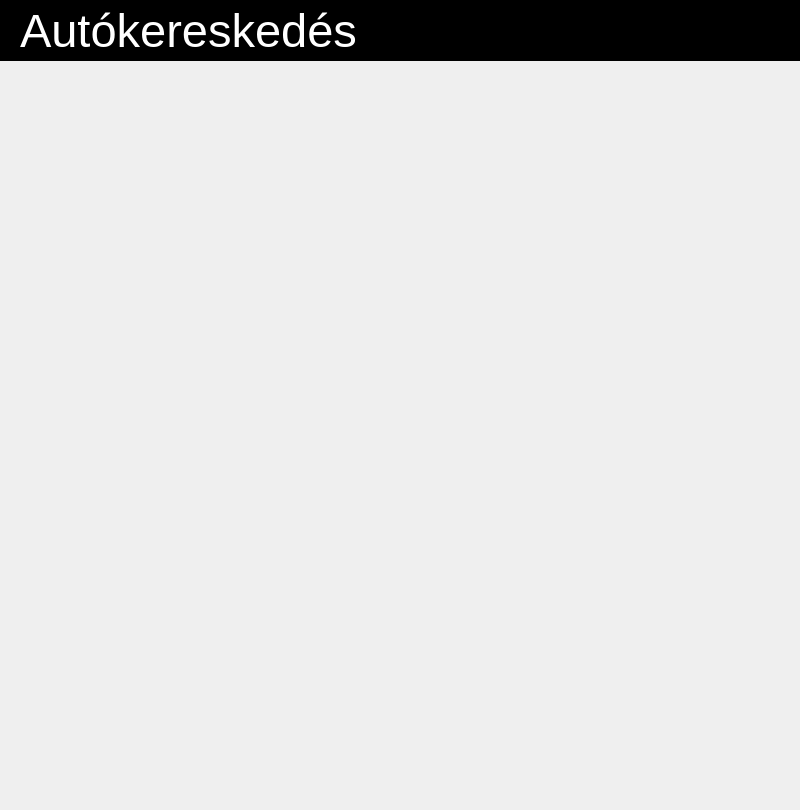
The window that autokereskedes/dialog.ui (adreszka/szoftverfejlesztes_beadando) describes before a commit, drawn with Qt 5.
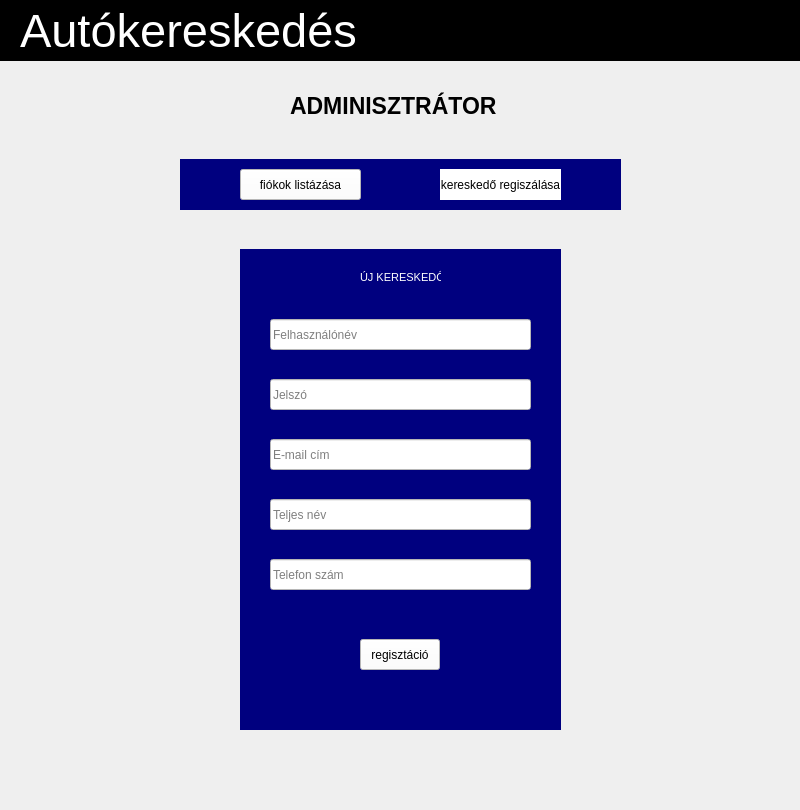
The same window after the commit. The open tabs and pages were chosen to show the change.

Commit message: kereskedő regisztálásának összekötése és listázás elkészítése

The edit to the form file:
```diff
--- a/autokereskedes/dialog.ui
+++ b/autokereskedes/dialog.ui
@@ -4205,6 +4205,343 @@
       </property>
      </widget>
     </widget>
+    <widget class="QStackedWidget" name="stackedWidgetAdmin">
+     <property name="geometry">
+      <rect>
+       <x>100</x>
+       <y>159</y>
+       <width>601</width>
+       <height>611</height>
+      </rect>
+     </property>
+     <property name="currentIndex">
+      <number>1</number>
+     </property>
+     <widget class="QWidget" name="profileListPageAdmin">
+      <widget class="QScrollArea" name="profileListAdmin">
+       <property name="geometry">
+        <rect>
+         <x>30</x>
+         <y>109</y>
+         <width>541</width>
+         <height>481</height>
+        </rect>
+       </property>
+       <property name="widgetResizable">
+        <bool>true</bool>
+       </property>
+       <widget class="QWidget" name="scrollAreaWidgetContents_2">
+        <property name="geometry">
+         <rect>
+          <x>0</x>
+          <y>0</y>
+          <width>539</width>
+          <height>479</height>
+         </rect>
+        </property>
+       </widget>
+      </widget>
+      <widget class="QWidget" name="checkBoxBackgroundAdmin" native="true">
+       <property name="geometry">
+        <rect>
+         <x>179</x>
+         <y>70</y>
+         <width>241</width>
+         <height>40</height>
+        </rect>
+       </property>
+       <property name="styleSheet">
+        <string notr="true">background-color: rgb(0, 0, 127);</string>
+       </property>
+       <widget class="QCheckBox" name="salesmanCheckBoxAdmin">
+        <property name="geometry">
+         <rect>
+          <x>40</x>
+          <y>10</y>
+          <width>72</width>
+          <height>19</height>
+         </rect>
+        </property>
+        <property name="styleSheet">
+         <string notr="true">color: rgb(255, 255, 255);</string>
+        </property>
+        <property name="text">
+         <string>kereskedő</string>
+        </property>
+       </widget>
+       <widget class="QCheckBox" name="buyerCheckBoxAdmin">
+        <property name="geometry">
+         <rect>
+          <x>140</x>
+          <y>10</y>
+          <width>81</width>
+          <height>19</height>
+         </rect>
+        </property>
+        <property name="styleSheet">
+         <string notr="true">color: rgb(255, 255, 255);</string>
+        </property>
+        <property name="text">
+         <string>felhasználó</string>
+        </property>
+       </widget>
+      </widget>
+      <widget class="QWidget" name="buttonBackgroundListAdmin" native="true">
+       <property name="geometry">
+        <rect>
+         <x>80</x>
+         <y>0</y>
+         <width>441</width>
+         <height>51</height>
+        </rect>
+       </property>
+       <property name="styleSheet">
+        <string notr="true">background-color: rgb(0, 0, 127);</string>
+       </property>
+       <widget class="QPushButton" name="salesmanButtonListAdmin">
+        <property name="geometry">
+         <rect>
+          <x>260</x>
+          <y>10</y>
+          <width>121</width>
+          <height>31</height>
+         </rect>
+        </property>
+        <property name="styleSheet">
+         <string notr="true">background-color: rgb(255, 255, 255);
+color: rgb(0, 0, 0);</string>
+        </property>
+        <property name="text">
+         <string>kereskedő regisztálása</string>
+        </property>
+       </widget>
+       <widget class="QLabel" name="listButtonListAdmin">
+        <property name="geometry">
+         <rect>
+          <x>60</x>
+          <y>10</y>
+          <width>121</width>
+          <height>31</height>
+         </rect>
+        </property>
+        <property name="styleSheet">
+         <string notr="true">color: rgb(0, 0, 0);
+background-color: rgb(255, 255, 255);</string>
+        </property>
+        <property name="text">
+         <string>fiókok listázása</string>
+        </property>
+        <property name="alignment">
+         <set>Qt::AlignCenter</set>
+        </property>
+       </widget>
+      </widget>
+     </widget>
+     <widget class="QWidget" name="salesmanPageAdmin">
+      <widget class="QWidget" name="buttonBackgroundSalesmanAdmin" native="true">
+       <property name="geometry">
+        <rect>
+         <x>80</x>
+         <y>0</y>
+         <width>441</width>
+         <height>51</height>
+        </rect>
+       </property>
+       <property name="styleSheet">
+        <string notr="true">background-color: rgb(0, 0, 127);</string>
+       </property>
+       <widget class="QPushButton" name="listButtonSalesmanAdmin">
+        <property name="geometry">
+         <rect>
+          <x>60</x>
+          <y>10</y>
+          <width>121</width>
+          <height>31</height>
+         </rect>
+        </property>
+        <property name="styleSheet">
+         <string notr="true">background-color: rgb(255, 255, 255);
+color: rgb(0, 0, 0);</string>
+        </property>
+        <property name="text">
+         <string>fiókok listázása</string>
+        </property>
+       </widget>
+       <widget class="QLabel" name="salesmanButtonSalesmanAdmin">
+        <property name="geometry">
+         <rect>
+          <x>260</x>
+          <y>10</y>
+          <width>121</width>
+          <height>31</height>
+         </rect>
+        </property>
+        <property name="styleSheet">
+         <string notr="true">color: rgb(0, 0, 0);
+background-color: rgb(255, 255, 255);</string>
+        </property>
+        <property name="text">
+         <string>kereskedő regiszálása</string>
+        </property>
+        <property name="alignment">
+         <set>Qt::AlignCenter</set>
+        </property>
+       </widget>
+      </widget>
+      <widget class="QWidget" name="salesmanBackgroundAdmin" native="true">
+       <property name="geometry">
+        <rect>
+         <x>140</x>
+         <y>90</y>
+         <width>321</width>
+         <height>481</height>
+        </rect>
+       </property>
+       <property name="styleSheet">
+        <string notr="true">background-color: rgb(0, 0, 127);</string>
+       </property>
+       <widget class="QPushButton" name="salesmanRegistrationButtonAdmin">
+        <property name="geometry">
+         <rect>
+          <x>120</x>
+          <y>390</y>
+          <width>80</width>
+          <height>31</height>
+         </rect>
+        </property>
+        <property name="styleSheet">
+         <string notr="true">background-color: rgb(255, 255, 255);
+color: rgb(0, 0, 0);</string>
+        </property>
+        <property name="text">
+         <string>regisztáció</string>
+        </property>
+       </widget>
+       <widget class="QLineEdit" name="emailFieldAdmin">
+        <property name="geometry">
+         <rect>
+          <x>30</x>
+          <y>190</y>
+          <width>261</width>
+          <height>31</height>
+         </rect>
+        </property>
+        <property name="styleSheet">
+         <string notr="true">background-color: rgb(255, 255, 255);</string>
+        </property>
+        <property name="placeholderText">
+         <string>E-mail cím</string>
+        </property>
+       </widget>
+       <widget class="QLabel" name="salesmanLabelAdmin">
+        <property name="geometry">
+         <rect>
+          <x>120</x>
+          <y>20</y>
+          <width>81</width>
+          <height>16</height>
+         </rect>
+        </property>
+        <property name="font">
+         <font>
+          <pointsize>8</pointsize>
+         </font>
+        </property>
+        <property name="styleSheet">
+         <string notr="true">color: rgb(255, 255, 255);</string>
+        </property>
+        <property name="text">
+         <string>ÚJ KERESKEDŐ</string>
+        </property>
+       </widget>
+       <widget class="QLineEdit" name="usernameFieldAdmin">
+        <property name="geometry">
+         <rect>
+          <x>30</x>
+          <y>70</y>
+          <width>261</width>
+          <height>31</height>
+         </rect>
+        </property>
+        <property name="styleSheet">
+         <string notr="true">background-color: rgb(255, 255, 255);</string>
+        </property>
+        <property name="placeholderText">
+         <string>Felhasználónév</string>
+        </property>
+       </widget>
+       <widget class="QLineEdit" name="phoneFieldAdmin">
+        <property name="geometry">
+         <rect>
+          <x>30</x>
+          <y>310</y>
+          <width>261</width>
+          <height>31</height>
+         </rect>
+        </property>
+        <property name="styleSheet">
+         <string notr="true">background-color: rgb(255, 255, 255);</string>
+        </property>
+        <property name="placeholderText">
+         <string>Telefon szám</string>
+        </property>
+       </widget>
+       <widget class="QLineEdit" name="passwordFieldAdmin">
+        <property name="geometry">
+         <rect>
+          <x>30</x>
+          <y>130</y>
+          <width>261</width>
+          <height>31</height>
+         </rect>
+        </property>
+        <property name="styleSheet">
+         <string notr="true">background-color: rgb(255, 255, 255);</string>
+        </property>
+        <property name="placeholderText">
+         <string>Jelszó</string>
+        </property>
+       </widget>
+       <widget class="QLineEdit" name="nameFieldAdmin">
+        <property name="geometry">
+         <rect>
+          <x>30</x>
+          <y>250</y>
+          <width>261</width>
+          <height>31</height>
+         </rect>
+        </property>
+        <property name="styleSheet">
+         <string notr="true">background-color: rgb(255, 255, 255);</string>
+        </property>
+        <property name="placeholderText">
+         <string>Teljes név</string>
+        </property>
+       </widget>
+      </widget>
+     </widget>
+    </widget>
+    <widget class="QLabel" name="label_2">
+     <property name="geometry">
+      <rect>
+       <x>290</x>
+       <y>90</y>
+       <width>221</width>
+       <height>31</height>
+      </rect>
+     </property>
+     <property name="font">
+      <font>
+       <pointsize>17</pointsize>
+       <weight>75</weight>
+       <bold>true</bold>
+       <kerning>true</kerning>
+      </font>
+     </property>
+     <property name="text">
+      <string>ADMINISZTRÁTOR</string>
+     </property>
+    </widget>
    </widget>
   </widget>
  </widget>
```
Left out of the diff: 2 changed lines with no effect on the pictures. The commit also changes 7 other files.
